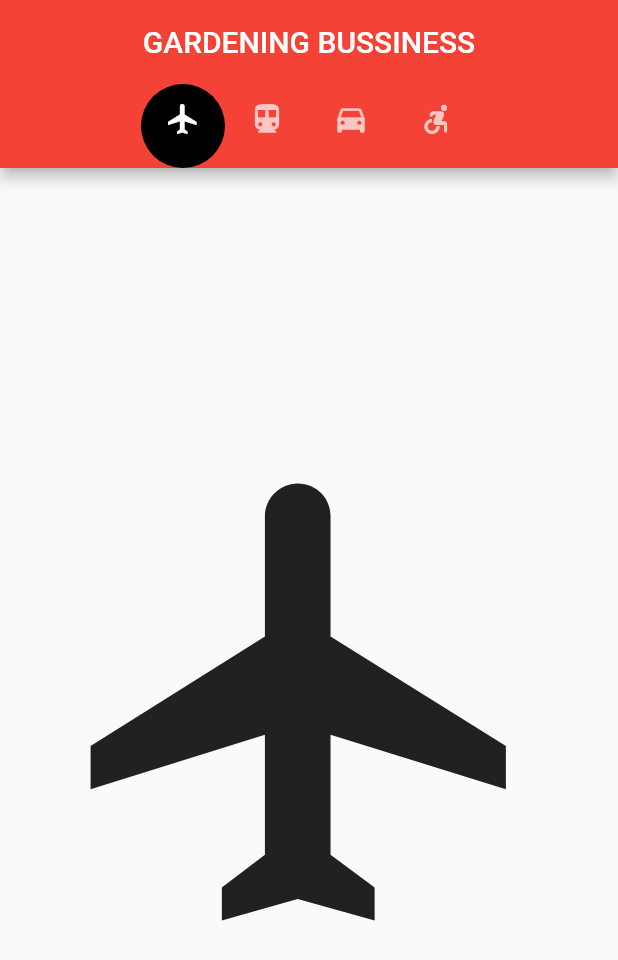
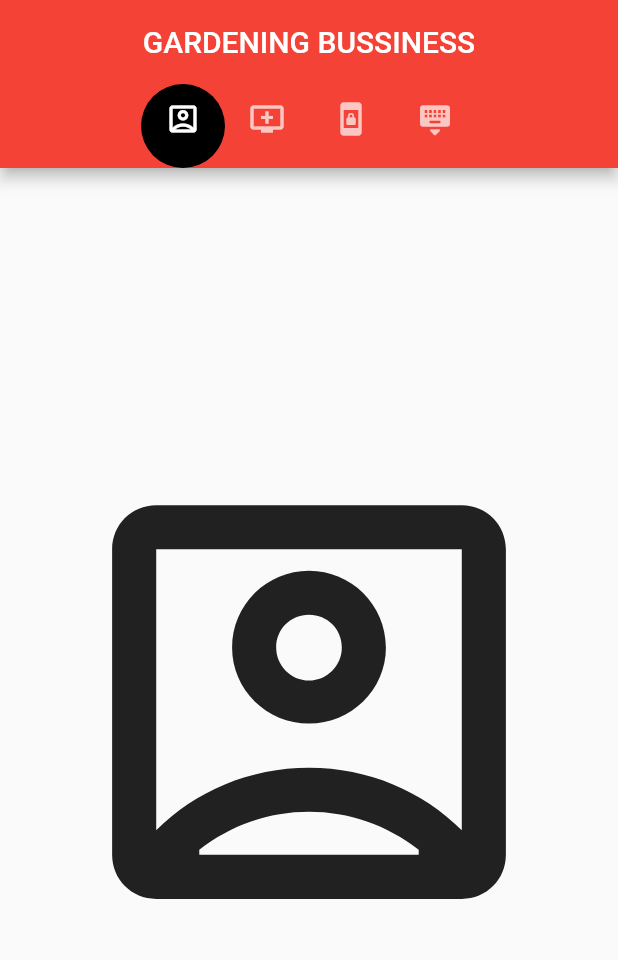
Before and after one commit to Rosales-Joshua/TabBar_ACT5, a Flutter app: the screen it shows after launch, on a phone screen of 412 x 824 dp. Shown: the top 960 px of the screen. Run offline on Flutter 3.47's test engine with Material 2 defaults, Android fonts, the phone set to English and light mode, and no system bars.

Commit message:
tabbarV3

```diff
--- a/lib/main.dart
+++ b/lib/main.dart
@@ -40,10 +40,10 @@ class _MyHomePageState extends State<MyHomePage> {
                 color: Colors.black),
             indicatorWeight: 10,
             tabs: [
-              Tab(icon: Icon(Icons.flight)),
-              Tab(icon: Icon(Icons.directions_transit)),
-              Tab(icon: Icon(Icons.directions_car)),
-              Tab(icon: Icon(Icons.accessible_forward_rounded)),
+              Tab(icon: Icon(Icons.account_box_outlined)),
+              Tab(icon: Icon(Icons.add_to_queue_outlined)),
+              Tab(icon: Icon(Icons.screen_lock_portrait_rounded)),
+              Tab(icon: Icon(Icons.keyboard_hide_rounded)),
             ],
           ),
           centerTitle: true,
@@ -51,10 +51,10 @@ class _MyHomePageState extends State<MyHomePage> {
         ),
         body: TabBarView(
           children: [
-            Icon(Icons.flight, size: 350),
-            Icon(Icons.directions_transit, size: 350),
-            Icon(Icons.directions_car, size: 350),
-            Icon(Icons.accessible_forward_rounded, size: 350),
+            Icon(Icons.account_box_outlined, size: 350),
+            Icon(Icons.add_to_queue_outlined, size: 350),
+            Icon(Icons.screen_lock_portrait_rounded, size: 350),
+            Icon(Icons.keyboard_hide_rounded, size: 350),
           ],
         ),
       ),
```
